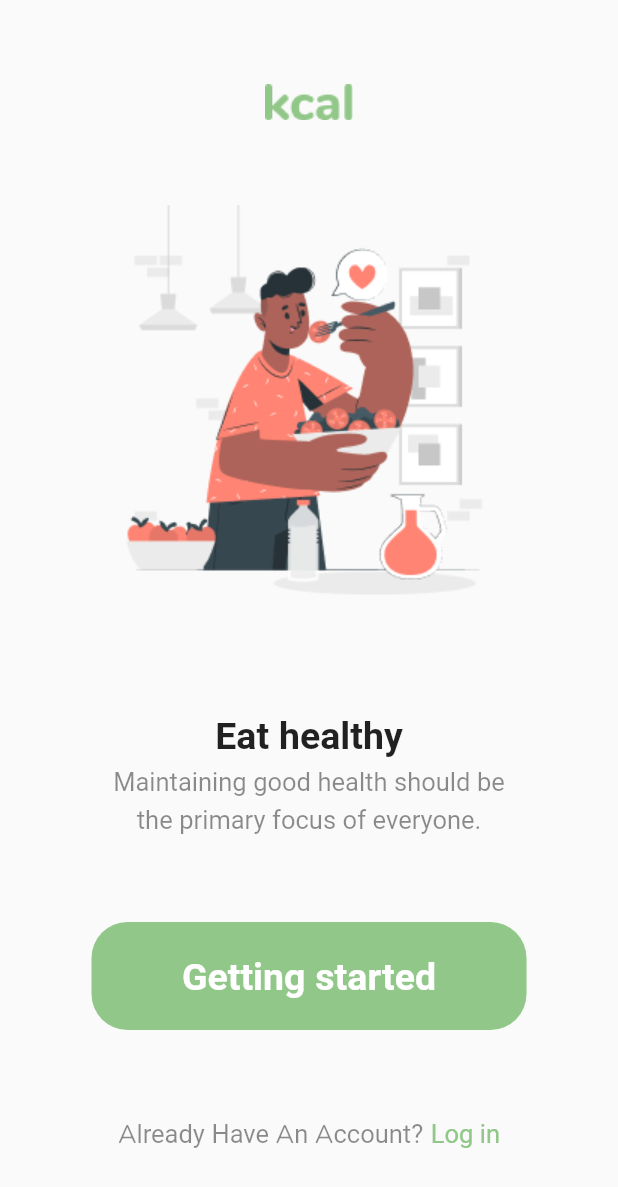
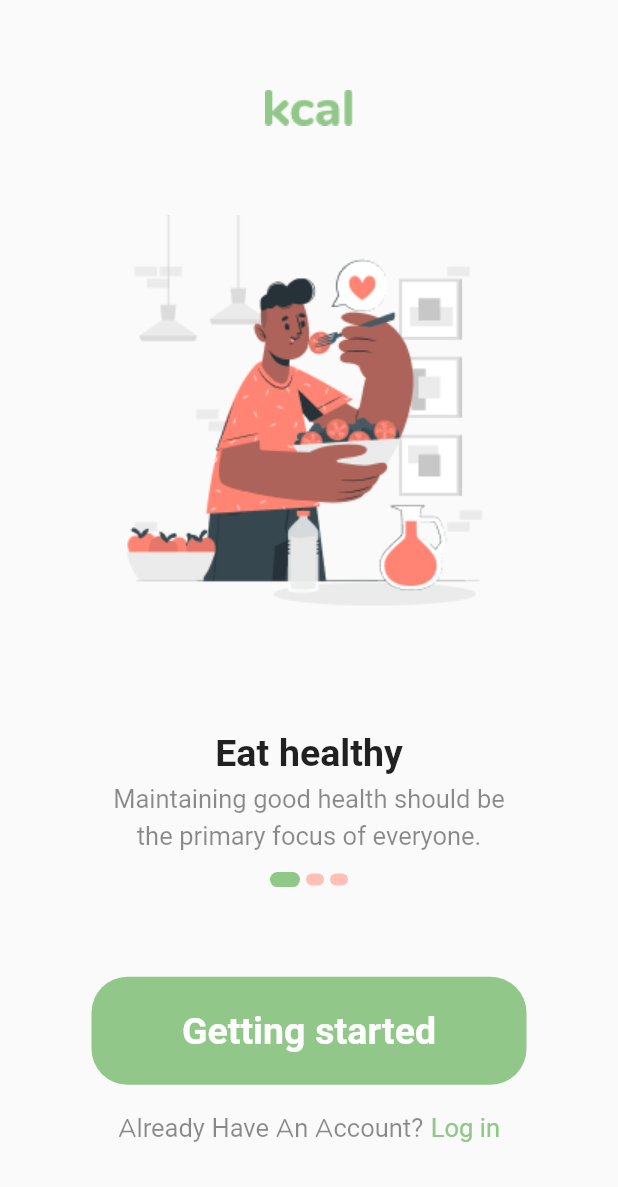
Before and after one commit to eliotfgn/kcal, a Flutter app: the screen it shows after launch, on a phone screen of 412 x 824 dp. Shown: the top 1187 px of the screen. Run offline on Flutter 3.47's test engine with Material 2 defaults, Android fonts, the phone set to English and light mode, and no system bars; our stand-ins replace google_fonts; Roboto replaces fonts that are missing (Signika).

Commit message:
feat: add onboarding stepper indicator

```diff
--- a/lib/constants/color_constant.dart
+++ b/lib/constants/color_constant.dart
@@ -3,4 +3,5 @@ import 'package:flutter/material.dart';
 class ColorConstant {
   static Color primaryGreen = const Color(0xFF91C788);
   static Color splashScreenGreyText = const Color(0xFFCFE7CB);
+  static Color disableStepper = const Color(0xFFFFC0B8);
 }
--- a/lib/screens/onboarding/first_onboarding_screen.dart
+++ b/lib/screens/onboarding/first_onboarding_screen.dart
@@ -2,6 +2,7 @@ import 'package:flutter/material.dart';
 import 'package:kcal/constants/color_constant.dart';
 import 'package:kcal/constants/text_constant.dart';
 import 'package:kcal/widgets/custom_button.dart';
+import 'package:kcal/widgets/onboarding_stepper.dart';
 
 class FirstOnboardingScreen extends StatelessWidget {
   const FirstOnboardingScreen({Key? key}) : super(key: key);
@@ -32,11 +33,15 @@ class FirstOnboardingScreen extends StatelessWidget {
                 textAlign: TextAlign.center,
               ),
             ),
+            const SizedBox(height: 12),
+            const OnboardingStepper(
+              currentStep: 1,
+            ),
             const Spacer(),
             const CustomButton(
               text: "Getting started",
             ),
-            const Spacer(),
+            const SizedBox(height: 16),
             Row(
               mainAxisAlignment: MainAxisAlignment.center,
               children: [
--- /dev/null
+++ b/lib/widgets/onboarding_stepper.dart
@@ -0,0 +1,37 @@
+import 'package:flutter/material.dart';
+import 'package:kcal/constants/color_constant.dart';
+
+class OnboardingStepper extends StatefulWidget {
+  const OnboardingStepper({Key? key, required this.currentStep})
+      : super(key: key);
+
+  final int currentStep;
+
+  @override
+  State<OnboardingStepper> createState() => _OnboardingStepperState();
+}
+
+class _OnboardingStepperState extends State<OnboardingStepper> {
+  @override
+  Widget build(BuildContext context) {
+    return Row(
+      mainAxisAlignment: MainAxisAlignment.center,
+      crossAxisAlignment: CrossAxisAlignment.center,
+      children: List<int>.generate(3, (index) => index + 1)
+          .map(
+            (index) => Container(
+              margin: const EdgeInsets.symmetric(horizontal: 2),
+              height: widget.currentStep == index ? 10 : 8,
+              width: widget.currentStep == index ? 20 : 12,
+              decoration: BoxDecoration(
+                color: widget.currentStep == index
+                    ? ColorConstant.primaryGreen
+                    : ColorConstant.disableStepper,
+                borderRadius: BorderRadius.circular(16),
+              ),
+            ),
+          )
+          .toList(),
+    );
+  }
+}
```
